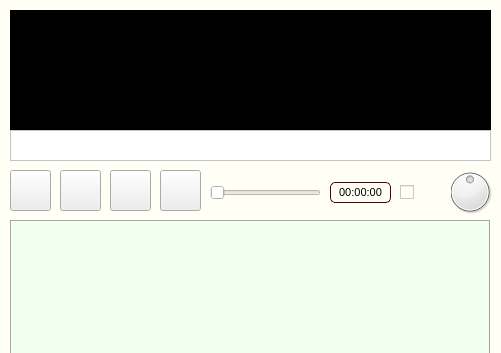
dimanchik79/Play-Music, file DIALOG/player.ui: the form before one commit; both pictures show x 0 to 501 and y 0 to 353 of the 501 by 648 pixel window.
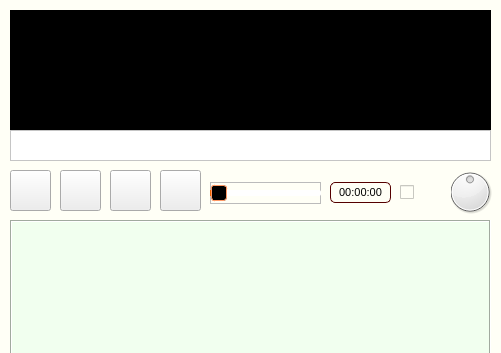
The form after the commit. Icons and pictures are not drawn.

Patch:
```diff
--- a/DIALOG/player.ui
+++ b/DIALOG/player.ui
@@ -571,6 +571,97 @@
     <property name="toolTip">
      <string>Progress</string>
     </property>
+    <property name="autoFillBackground">
+     <bool>false</bool>
+    </property>
+    <property name="styleSheet">
+     <string notr="true">QSlider::groove:horizontal {
+ 
+border: 1px solid #bbb;
+ 
+}
+ 
+QSlider::sub-page:horizontal {
+ 
+background: rgb(235,97,0);
+ 
+border-radius: 0px;
+ 
+margin-top:8px;
+ 
+margin-bottom:8px;
+ 
+}
+ 
+QSlider::add-page:horizontal {
+ 
+background: rgb(255,255, 255);
+ 
+border: 0px solid #777;
+ 
+border-radius: 2px;
+ 
+margin-top:8px;
+ 
+margin-bottom:8px;
+ 
+}
+ 
+QSlider::handle:horizontal {
+ 
+background: rgb(0,0,0);
+ 
+border: 1px solid rgb(255,153,102);
+ 
+width: 14px;
+ 
+height:10px;
+ 
+border-radius: 3px;
+ 
+margin-top:2px;
+ 
+margin-bottom:2px;
+ 
+}
+ 
+QSlider::handle:horizontal:hover {
+ 
+background: rgb(255,128,6);
+ 
+border: 1px solid rgba(102,102,102,102);
+ 
+border-radius: 7px;
+ 
+}
+ 
+QSlider::sub-page:horizontal:disabled {
+ 
+background: #bbb;
+ 
+border-color: #999;
+ 
+}
+ 
+QSlider::add-page:horizontal:disabled {
+ 
+background: #eee;
+ 
+border-color: #999;
+ 
+}
+ 
+QSlider::handle:horizontal:disabled {
+ 
+background: #eee;
+ 
+border: 1px solid #aaa;
+ 
+border-radius: 4px;
+ 
+}
+</string>
+    </property>
     <property name="orientation">
      <enum>Qt::Horizontal</enum>
     </property>
```
